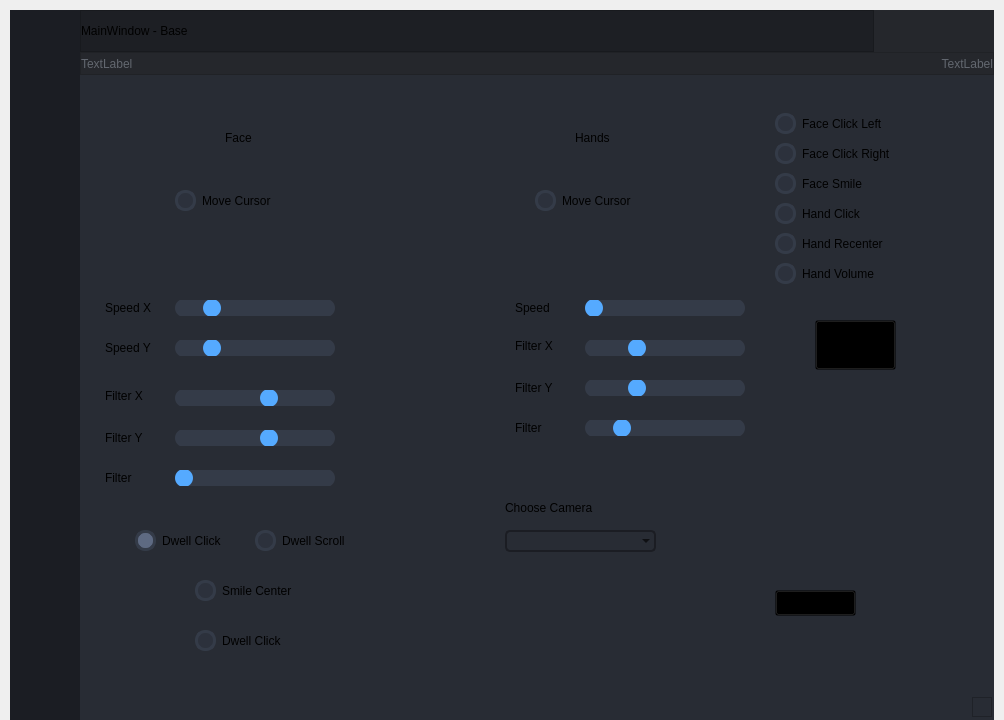
Qt form ui/main_imbunatatit.ui (Radu101199/CamControl-Controlul-Gestual-al-Dispozitivelor) before a commit.
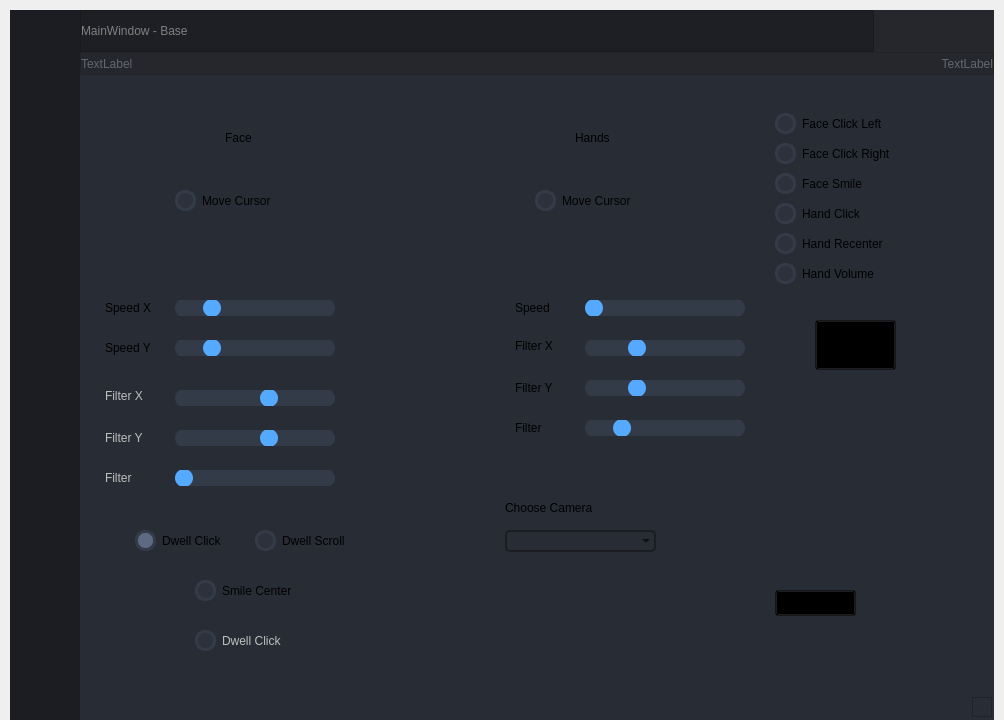
The same form after that commit. The open tabs and pages were chosen to show the change. Icons and pictures are not drawn.

Commit message: testare feature uri + imbunatatire ui commit

The edit to the form file:
```diff
--- a/ui/main_imbunatatit.ui
+++ b/ui/main_imbunatatit.ui
@@ -448,6 +448,11 @@
                    </property>
                    <item>
                     <widget class="QLabel" name="label_title_bar_top">
+                     <property name="styleSheet">
+                      <string notr="true">QLabel{
+	color: gray;
+}</string>
+                     </property>
                      <property name="text">
                       <string>MainWindow - Base</string>
                      </property>
@@ -1118,6 +1123,9 @@
                     </property>
                    </widget>
                    <widget class="QLabel" name="label_15">
+                    <property name="enabled">
+                     <bool>false</bool>
+                    </property>
                     <property name="geometry">
                      <rect>
                       <x>20</x>
@@ -1131,6 +1139,9 @@
                     </property>
                    </widget>
                    <widget class="QLabel" name="label_16">
+                    <property name="enabled">
+                     <bool>false</bool>
+                    </property>
                     <property name="geometry">
                      <rect>
                       <x>20</x>
@@ -1188,6 +1199,9 @@
                     </property>
                    </widget>
                    <widget class="QLabel" name="label_17">
+                    <property name="enabled">
+                     <bool>false</bool>
+                    </property>
                     <property name="geometry">
                      <rect>
                       <x>20</x>
@@ -1252,6 +1266,9 @@
                     </property>
                    </widget>
                    <widget class="QCheckBox" name="dwellClickCheckBox">
+                    <property name="enabled">
+                     <bool>false</bool>
+                    </property>
                     <property name="geometry">
                      <rect>
                       <x>110</x>
```
Left out of the diff: 23 changed lines with no effect on the pictures. The commit also changes 7 other files.
